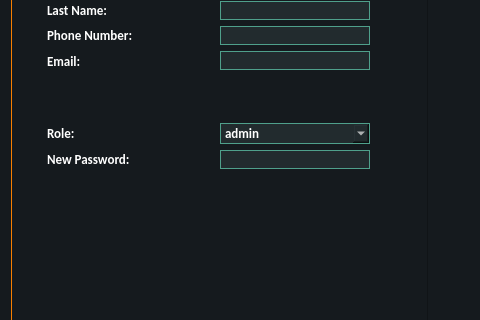
First picture: the form in ui/Account_view.ui, repository AliTavakoliNiya/GriinPower, before the edit; both pictures show x 0 to 480 and y 199 to 519 of the 648 by 626 pixel window.
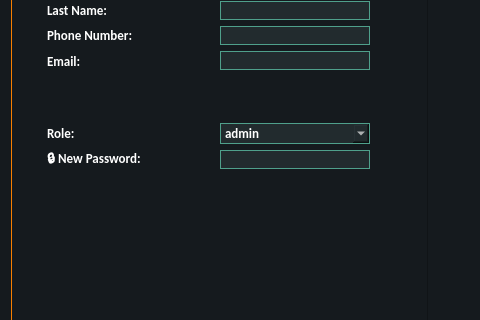
Second picture: the form after the edit. Icons and pictures are not drawn.

```diff
--- a/ui/Account_view.ui
+++ b/ui/Account_view.ui
@@ -1267,7 +1267,7 @@
          <string notr="true"/>
         </property>
         <property name="text">
-         <string>New Password:</string>
+         <string>🔒 New Password:</string>
         </property>
        </widget>
       </item>
```
